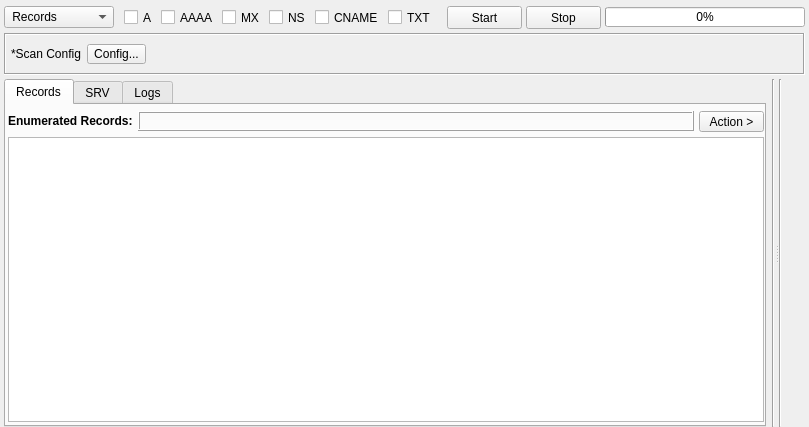
Above: gui/src/engines/dns/DnsRecords.ui from 3nock/OTE before the change. Below: the same form after it.
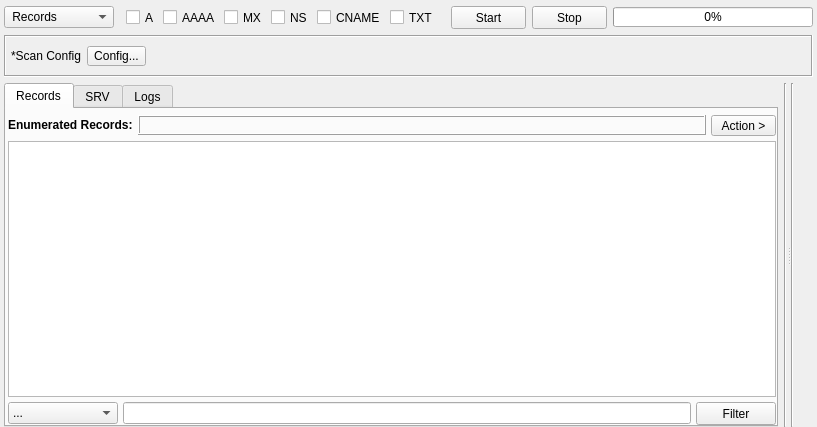
That is the form after the change. Custom widgets are drawn as their Qt base class.

Patch:
```diff
--- a/gui/src/engines/dns/DnsRecords.ui
+++ b/gui/src/engines/dns/DnsRecords.ui
@@ -17,9 +17,6 @@
    <string notr="true"/>
   </property>
   <layout class="QVBoxLayout" name="verticalLayout_2">
-   <property name="spacing">
-    <number>4</number>
-   </property>
    <property name="leftMargin">
     <number>4</number>
    </property>
@@ -396,7 +393,7 @@
             <number>0</number>
            </property>
            <property name="bottomMargin">
-            <number>3</number>
+            <number>0</number>
            </property>
            <item>
             <layout class="QHBoxLayout" name="horizontalLayout_6">
@@ -526,6 +523,41 @@
              </attribute>
             </widget>
            </item>
+           <item>
+            <layout class="QHBoxLayout" name="horizontalLayout_7">
+             <item>
+              <widget class="QComboBox" name="comboBoxFilter">
+               <property name="minimumSize">
+                <size>
+                 <width>110</width>
+                 <height>0</height>
+                </size>
+               </property>
+               <item>
+                <property name="text">
+                 <string>...</string>
+                </property>
+               </item>
+              </widget>
+             </item>
+             <item>
+              <widget class="QLineEdit" name="lineEditFilter"/>
+             </item>
+             <item>
+              <widget class="QPushButton" name="buttonFilter">
+               <property name="minimumSize">
+                <size>
+                 <width>75</width>
+                 <height>23</height>
+                </size>
+               </property>
+               <property name="text">
+                <string>Filter</string>
+               </property>
+              </widget>
+             </item>
+            </layout>
+           </item>
           </layout>
          </widget>
          <widget class="QWidget" name="tabSRV">
```
